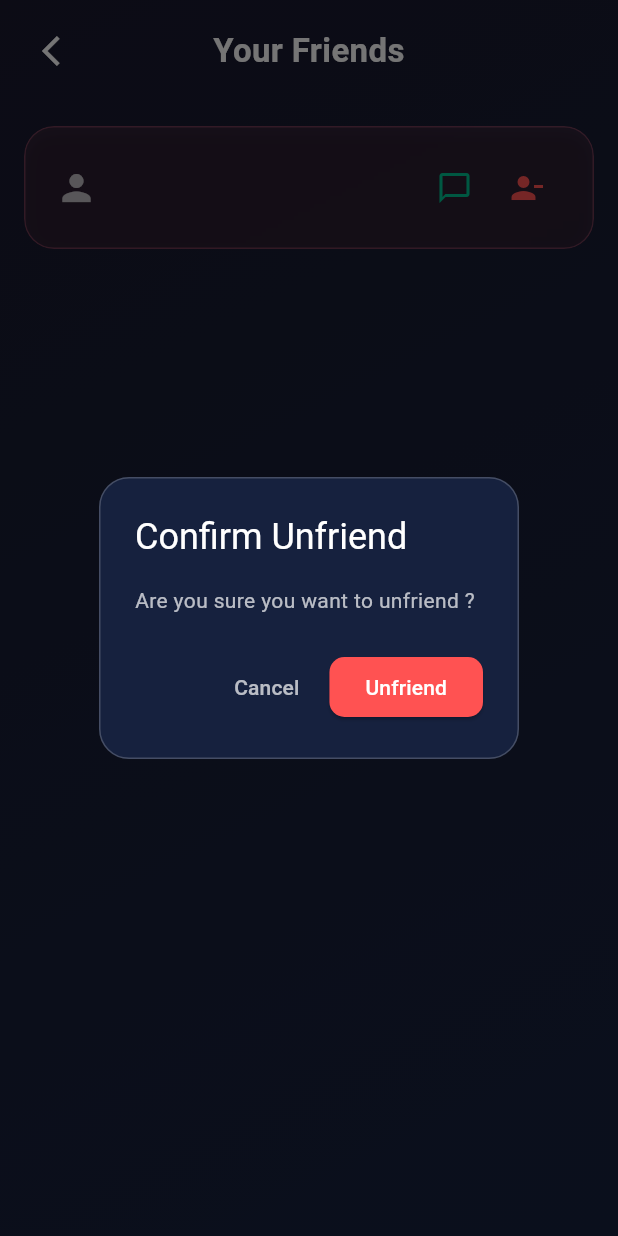
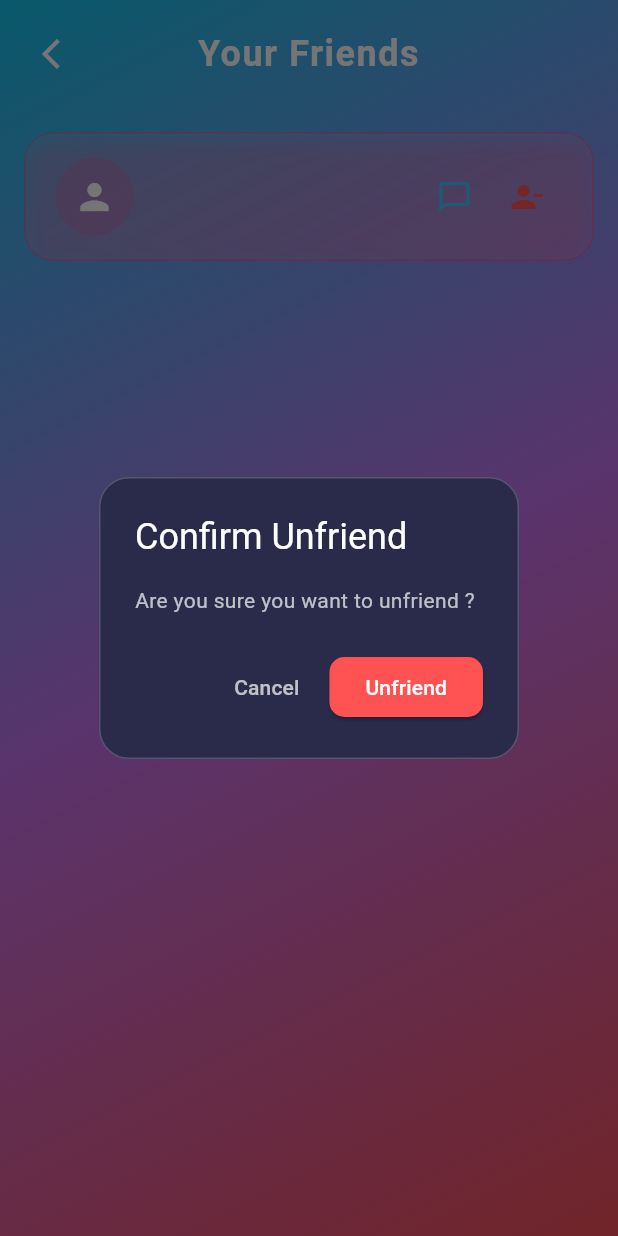
Before and after one commit to Juggernaut1709/Dating_Application, a Flutter app: the FriendsLoverScreen screen opened by its route, after a tap on the "person remove" icon, on a phone screen of 412 x 824 dp. Run offline on Flutter 3.47's test engine with Material 3 defaults, Android fonts, the light colour scheme and no system bars; our stand-ins replace cloud_firestore, dio, firebase_auth, firebase_core, flutter_map, geocoding and 4 more; accounts and stored records are empty.

Commit message:
Modified the UI of logged in screens again

```diff
--- a/dating_app/lib/screens/logged_in_screens/friends_lover_screen.dart
+++ b/dating_app/lib/screens/logged_in_screens/friends_lover_screen.dart
@@ -1,13 +1,15 @@
 import 'dart:developer' as dev;
 import 'dart:ui';
+import 'package:flutter/material.dart';
+
 import 'package:dating_app/services/backend_service.dart';
 import 'package:dating_app/services/error_service.dart';
+import 'package:dating_app/services/user_service.dart';
 import 'package:dating_app/widgets/circular_loader.dart';
-import 'package:flutter/material.dart';
-import 'package:dating_app/services/user_service.dart';
 
 class FriendsLoverScreen extends StatefulWidget {
-  final String routeName = '/friends_lover_screen';
+  static const String routeName = '/friends_lover_screen';
+
   const FriendsLoverScreen({Key? key}) : super(key: key);
 
   @override
@@ -21,93 +23,55 @@ class _FriendsLoverScreenState extends State<FriendsLoverScreen> {
   @override
   void initState() {
     super.initState();
-    _loadFriendsAndLovers();
+    _fetchFriendsAndLovers();
   }
 
-  Future<void> _loadFriendsAndLovers() async {
+  Future<void> _fetchFriendsAndLovers() async {
     setState(() => _isLoading = true);
-    final List<dynamic> friendsAndLovers =
-        await UserService().getFriendsAndLover();
-    dev.log('Loaded: $friendsAndLovers');
-    setState(() {
-      _friendAndLoverList = List<Map<String, String>>.from(friendsAndLovers);
-      _isLoading = false;
-    });
+    try {
+      final friendsAndLovers = await UserService().getFriendsAndLover();
+      dev.log('Loaded: $friendsAndLovers');
+      setState(() {
+        _friendAndLoverList = List<Map<String, String>>.from(friendsAndLovers);
+      });
+    } catch (error) {
+      ErrorService.showError(context, error.toString());
+    } finally {
+      setState(() => _isLoading = false);
+    }
   }
 
   Future<void> _confirmUnfriend(String friendId, String friendName) async {
     final confirm = await showDialog<bool>(
       context: context,
-      builder:
-          (context) => AlertDialog(
-            backgroundColor: const Color(0xFF16213e),
-            shape: RoundedRectangleBorder(
-              borderRadius: BorderRadius.circular(20),
-              side: BorderSide(color: Colors.white.withOpacity(0.2)),
-            ),
-            title: const Text(
-              "Confirm Unfriend",
-              style: TextStyle(color: Colors.white),
-            ),
-            content: Text(
-              "Are you sure you want to unfriend $friendName?",
-              style: const TextStyle(color: Colors.white70),
-            ),
-            actions: [
-              TextButton(
-                child: const Text(
-                  "Cancel",
-                  style: TextStyle(color: Colors.white70),
-                ),
-                onPressed: () => Navigator.of(context).pop(false),
-              ),
-              ElevatedButton(
-                style: ElevatedButton.styleFrom(
-                  backgroundColor: Colors.redAccent,
-                  shape: RoundedRectangleBorder(
-                    borderRadius: BorderRadius.circular(10),
-                  ),
-                ),
-                child: const Text(
-                  "Unfriend",
-                  style: TextStyle(color: Colors.white),
-                ),
-                onPressed: () => Navigator.of(context).pop(true),
-              ),
-            ],
-          ),
+      builder: (_) => _buildUnfriendDialog(friendName),
     );
+    if (confirm == true) {
+      await _unfriendUser(friendId);
+    }
+  }
 
-    if (confirm == true) {
-      String response = await unfriendUser(friendId);
-      if (response == "success") {
-        ScaffoldMessenger.of(context).showSnackBar(
-          const SnackBar(
-            content: Text('User has been unfriended.'),
-            backgroundColor: Color(0xFF00BF8F),
-          ),
-        );
-      } else {
-        ErrorService.showError(context, response);
-      }
-      _loadFriendsAndLovers();
+  Future<void> _unfriendUser(String friendId) async {
+    final response = await unfriendUser(friendId);
+    if (response == "success") {
+      _showSnackBar('User has been unfriended.', Colors.green);
+      _fetchFriendsAndLovers();
+    } else {
+      ErrorService.showError(context, response);
     }
+  }
+
+  void _showSnackBar(String message, Color bgColor) {
+    ScaffoldMessenger.of(
+      context,
+    ).showSnackBar(SnackBar(content: Text(message), backgroundColor: bgColor));
   }
 
   @override
   Widget build(BuildContext context) {
     return Scaffold(
-      body: Container(
-        width: double.infinity,
-        height: double.infinity,
-        decoration: const BoxDecoration(
-          gradient: LinearGradient(
-            colors: [Color(0xFF1a1a2e), Color(0xFF16213e)],
-            begin: Alignment.topLeft,
-            end: Alignment.bottomRight,
-          ),
-        ),
-        child: SafeArea(
+      body: _buildBackground(
+        SafeArea(
           child: Column(
             children: [
               _buildAppBar(),
@@ -117,15 +81,7 @@ class _FriendsLoverScreenState extends State<FriendsLoverScreen> {
                         ? const Center(child: CircularLoader())
                         : _friendAndLoverList.isEmpty
                         ? _buildEmptyState()
-                        : ListView.builder(
-                          padding: const EdgeInsets.all(16),
-                          physics: const BouncingScrollPhysics(),
-                          itemCount: _friendAndLoverList.length,
-                          itemBuilder: (context, index) {
-                            final friendAndLover = _friendAndLoverList[index];
-                            return _buildFriendCard(friendAndLover);
-                          },
-                        ),
+                        : _buildFriendsList(),
               ),
             ],
           ),
@@ -134,9 +90,22 @@ class _FriendsLoverScreenState extends State<FriendsLoverScreen> {
     );
   }
 
+  Widget _buildBackground(Widget child) {
+    return Container(
+      decoration: const BoxDecoration(
+        gradient: LinearGradient(
+          colors: [Color(0xFF12c2e9), Color(0xFFc471ed), Color(0xFFf64f59)],
+          begin: Alignment.topLeft,
+          end: Alignment.bottomRight,
+        ),
+      ),
+      child: child,
+    );
+  }
+
   Widget _buildAppBar() {
     return Padding(
-      padding: const EdgeInsets.symmetric(horizontal: 16, vertical: 10),
+      padding: const EdgeInsets.symmetric(horizontal: 16, vertical: 12),
       child: Row(
         children: [
           IconButton(
@@ -149,12 +118,13 @@ class _FriendsLoverScreenState extends State<FriendsLoverScreen> {
               textAlign: TextAlign.center,
               style: TextStyle(
                 color: Colors.white,
-                fontSize: 22,
+                fontSize: 24,
                 fontWeight: FontWeight.bold,
+                letterSpacing: 1,
               ),
             ),
           ),
-          const SizedBox(width: 48), // Spacer to balance layout
+          const SizedBox(width: 48),
         ],
       ),
     );
@@ -166,16 +136,26 @@ class _FriendsLoverScreenState extends State<FriendsLoverScreen> {
         mainAxisAlignment: MainAxisAlignment.center,
         children: [
           Icon(
-            Icons.sentiment_dissatisfied,
-            color: Colors.white.withOpacity(0.5),
-            size: 80,
+            Icons.people_outline,
+            color: Colors.white.withOpacity(0.7),
+            size: 90,
           ),
           const SizedBox(height: 20),
           Text(
-            "Meet a few people first.",
+            "No friends yet!",
+            style: TextStyle(
+              color: Colors.white,
+              fontSize: 20,
+              fontWeight: FontWeight.bold,
+            ),
+          ),
+          const SizedBox(height: 8),
+          Text(
+            "Start connecting and make new matches 💖",
+            textAlign: TextAlign.center,
             style: TextStyle(
               color: Colors.white.withOpacity(0.8),
-              fontSize: 18,
+              fontSize: 16,
             ),
           ),
         ],
@@ -183,59 +163,89 @@ class _FriendsLoverScreenState extends State<FriendsLoverScreen> {
     );
   }
 
-  Widget _buildFriendCard(Map<String, String> friendAndLover) {
-    final Id = friendAndLover['uid'] ?? 'Unknown';
-    final Name = friendAndLover['username'] ?? Id;
-    final role = friendAndLover['role'];
+  Widget _buildFriendsList() {
+    return ListView.builder(
+      padding: const EdgeInsets.all(16),
+      physics: const BouncingScrollPhysics(),
+      itemCount: _friendAndLoverList.length,
+      itemBuilder: (_, index) {
+        final friend = _friendAndLoverList[index];
+        return _buildFriendCard(friend);
+      },
+    );
+  }
+
+  Widget _buildFriendCard(Map<String, String> friend) {
+    final id = friend['uid'] ?? 'Unknown';
+    final name = friend['username'] ?? id;
+    final role = friend['role'];
+    final isLover = role == 'L';
+
     return Padding(
       padding: const EdgeInsets.only(bottom: 16),
       child: ClipRRect(
         borderRadius: BorderRadius.circular(20),
         child: BackdropFilter(
-          filter: ImageFilter.blur(sigmaX: 5, sigmaY: 5),
+          filter: ImageFilter.blur(sigmaX: 8, sigmaY: 8),
           child: Container(
             padding: const EdgeInsets.symmetric(vertical: 16, horizontal: 20),
             decoration: BoxDecoration(
-              color:
-                  role == 'L'
-                      ? const Color(0xFFFF6F91).withOpacity(0.10)
-                      : Colors.white.withOpacity(0.06),
+              color: Colors.white.withOpacity(0.08),
               borderRadius: BorderRadius.circular(20),
               border: Border.all(
                 color:
-                    role == 'L'
-                        ? const Color(0xFFFF6F91).withOpacity(0.3)
-                        : Colors.white.withOpacity(0.1),
+                    isLover
+                        ? Colors.pinkAccent.withOpacity(0.5)
+                        : Colors.white.withOpacity(0.2),
               ),
               boxShadow: [
                 BoxShadow(
-                  color: Colors.black.withOpacity(0.25),
-                  blurRadius: 8,
+                  color:
+                      isLover
+                          ? Colors.pinkAccent.withOpacity(0.3)
+                          : Colors.blueAccent.withOpacity(0.2),
+                  blurRadius: 12,
+                  spreadRadius: 1,
                   offset: const Offset(0, 4),
                 ),
               ],
             ),
             child: Row(
               children: [
-                const Icon(Icons.person, color: Colors.white70, size: 28),
+                CircleAvatar(
+                  radius: 26,
+                  backgroundColor:
+                      isLover
+                          ? Colors.pinkAccent.withOpacity(0.2)
+                          : Colors.blueAccent.withOpacity(0.2),
+                  child: const Icon(
+                    Icons.person,
+                    color: Colors.white,
+                    size: 28,
+                  ),
+                ),
                 const SizedBox(width: 16),
                 Expanded(
                   child: Text(
-                    "$Name",
-                    style: const TextStyle(color: Colors.white, fontSize: 16),
+                    name,
+                    style: const TextStyle(
+                      color: Colors.white,
+                      fontSize: 18,
+                      fontWeight: FontWeight.w600,
+                    ),
                   ),
                 ),
                 IconButton(
                   icon: const Icon(
                     Icons.chat_bubble_outline,
-                    color: Color(0xFF00BF8F),
+                    color: Colors.lightBlueAccent,
                   ),
                   tooltip: "Chat",
                   onPressed:
                       () => Navigator.pushNamed(
                         context,
                         '/chat_screen',
-                        arguments: {'friendId': Id, 'friendName': Name},
+                        arguments: {'friendId': id, 'friendName': name},
                       ),
                 ),
                 IconButton(
@@ -244,7 +254,7 @@ class _FriendsLoverScreenState extends State<FriendsLoverScreen> {
                     color: Colors.redAccent,
                   ),
                   tooltip: "Unfriend",
-                  onPressed: () => _confirmUnfriend(Id, Name),
+                  onPressed: () => _confirmUnfriend(id, name),
                 ),
               ],
             ),
@@ -253,4 +263,38 @@ class _FriendsLoverScreenState extends State<FriendsLoverScreen> {
       ),
     );
   }
+
+  Widget _buildUnfriendDialog(String friendName) {
+    return AlertDialog(
+      backgroundColor: const Color(0xFF2a2a4a),
+      shape: RoundedRectangleBorder(
+        borderRadius: BorderRadius.circular(20),
+        side: BorderSide(color: Colors.white.withOpacity(0.2)),
+      ),
+      title: const Text(
+        "Confirm Unfriend",
+        style: TextStyle(color: Colors.white),
+      ),
+      content: Text(
+        "Are you sure you want to unfriend $friendName?",
+        style: const TextStyle(color: Colors.white70),
+      ),
+      actions: [
+        TextButton(
+          child: const Text("Cancel", style: TextStyle(color: Colors.white70)),
+          onPressed: () => Navigator.of(context).pop(false),
+        ),
+        ElevatedButton(
+          style: ElevatedButton.styleFrom(
+            backgroundColor: Colors.redAccent,
+            shape: RoundedRectangleBorder(
+              borderRadius: BorderRadius.circular(10),
+            ),
+          ),
+          child: const Text("Unfriend", style: TextStyle(color: Colors.white)),
+          onPressed: () => Navigator.of(context).pop(true),
+        ),
+      ],
+    );
+  }
 }
```
Also changed, not shown: dating_app/lib/screens/logged_in_screens/chat_screen.dart (+56 -23 lines).
